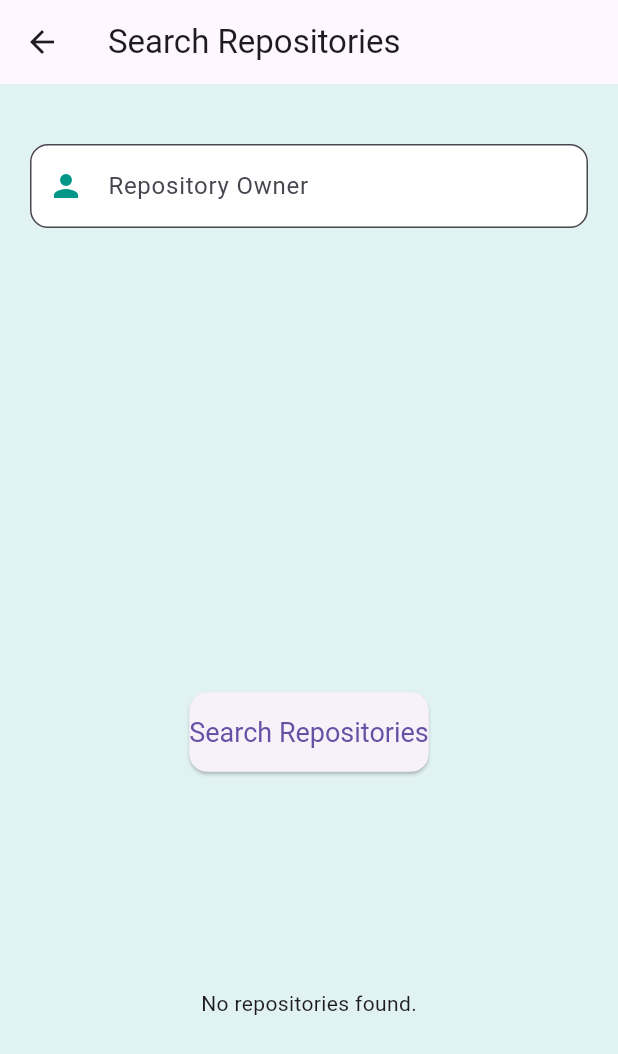
After one commit to BRL-TRAINEES/Github, a Flutter app: the screen it shows after launch, after a tap on the "search" icon, on a phone screen of 412 x 824 dp. The commit adds this screen. Shown: the top 1054 px of the screen. Run offline on Flutter 3.47's test engine with Material 3 defaults, Android fonts, the phone set to English and light mode, and no system bars; our stand-ins replace flutter_svg.

Commit message:
search screen

```diff
--- a/lib/screens/Repo.dart
+++ b/lib/screens/Repo.dart
@@ -19,7 +19,7 @@ class Repository {
   factory Repository.fromJson(Map<String, dynamic> json) {
     return Repository(
       name: json['name'],
-      description: json['description'] ?? 'No description',
+      description: json['description'],
       owner: json['owner']['login'],
       // htmlUrl: json['html_url'],
     );
--- a/lib/screens/home_screen.dart
+++ b/lib/screens/home_screen.dart
@@ -9,6 +9,7 @@ import 'package:github/screens/Issues_screen.dart';
 // import 'package:github/screens/Projects.dart';
 import 'package:github/screens/Pull_request_screen.dart';
 import 'package:github/screens/Repo.dart';
+import 'package:github/screens/search_screen.dart';
 // import 'package:github/screens/search_screen.dart';
 
 
@@ -31,19 +32,19 @@ class _HomeScreenState extends State<HomeScreen> {
             fontWeight: FontWeight.bold,
             fontSize: 30) ,),
 
-          // actions: [IconButton(
-          // icon: const Icon(Icons.search),
-          // onPressed: () {
-          //    Navigator.of(context).push(
-          //    MaterialPageRoute(builder: (context)=>const SearchScreen(),),
-          // );
-          // },
-          // iconSize: 30,
+          actions: [IconButton(
+          icon: const Icon(Icons.search),
+          onPressed: () {
+             Navigator.of(context).push(
+             MaterialPageRoute(builder: (context)=>const SearchScreen(),),
+          );
+          },
+          iconSize: 30,
 
-          //  )
+           )
 
 
-          // ],
+          ],
 
         ),
 
--- /dev/null
+++ b/lib/screens/search_screen.dart
@@ -0,0 +1,178 @@
+import 'dart:convert';
+import 'package:flutter/material.dart';
+import 'package:http/http.dart' as http;
+import 'package:url_launcher/url_launcher.dart';
+
+class Repository {
+  final String name;
+  final String description;
+  final String owner;
+  final String htmlUrl;
+
+  Repository({
+    required this.name,
+    required this.description,
+    required this.owner,
+    required this.htmlUrl,
+  });
+
+  factory Repository.fromJson(Map<String, dynamic> json) {
+    return Repository(
+      name: json['name'],
+      description: json['description'],
+      owner: json['owner']['login'],
+      htmlUrl: json['html_url'],
+    );
+  }
+}
+
+class GithubApi {
+  Future<List<Repository>> fetchRepositories(String owner) async {
+    final response = await http.get(Uri.parse('https://api.github.com/users/$owner/repos'));
+
+    if (response.statusCode == 200) {
+      List<dynamic> jsonResponse = json.decode(response.body);
+      return jsonResponse.map((repo) => Repository.fromJson(repo)).toList();
+    } else {
+      throw Exception('Failed to load repositories');
+    }
+  }
+}
+
+class SearchScreen extends StatefulWidget {
+  const SearchScreen({Key? key}) : super(key: key);
+
+  @override
+  State<SearchScreen> createState() => _SearchScreenState();
+}
+
+class _SearchScreenState extends State<SearchScreen> {
+  final TextEditingController ownerController = TextEditingController();
+  Future<List<Repository>>? futureRepositories;
+  List<String> suggestions = [];
+
+  void _searchRepositories(String query) {
+    if (query.isNotEmpty) {
+      GithubApi().fetchRepositories(query).then((repos) {
+        setState(() {
+          suggestions = repos.map((repo) => repo.name).toList();
+        });
+      }).catchError((_) {
+        setState(() {
+          suggestions = [];
+        });
+      });
+    } else {
+      setState(() {
+        suggestions = [];
+      });
+    }
+  }
+
+  @override
+  Widget build(BuildContext context) {
+    return Scaffold(
+      appBar: AppBar(title: const Text('Search Repositories')),
+      backgroundColor: Colors.teal[50],
+      body: Padding(
+        padding: const EdgeInsets.all(20.0),
+        child: Column(
+          children: [
+            const SizedBox(height: 20),
+            TextField(
+              controller: ownerController,
+              onChanged: _searchRepositories,
+              decoration: InputDecoration(
+                labelText: 'Repository Owner',
+                border: OutlineInputBorder(
+                  borderRadius: BorderRadius.circular(12.0),
+                  borderSide: const BorderSide(width: 2.5),
+                ),
+                prefixIcon: const Icon(Icons.person, color: Colors.teal),
+                filled: true,
+                fillColor: Colors.white,
+              ),
+            ),
+            const SizedBox(height: 20),
+            Expanded(
+              child: ListView.builder(
+                itemCount: suggestions.length,
+                itemBuilder: (context, index) {
+                  return ListTile(
+                    title: Text(suggestions[index]),
+                    onTap: () {
+                      ownerController.text = suggestions[index];
+                      setState(() {
+                        futureRepositories = GithubApi().fetchRepositories(suggestions[index]);
+                        suggestions = [];
+                      });
+                    },
+                  );
+                },
+              ),
+            ),
+            const SizedBox(height: 20),
+            ElevatedButton(
+              onPressed: () {
+                final owner = ownerController.text;
+                if (owner.isNotEmpty) {
+                  setState(() {
+                    futureRepositories = GithubApi().fetchRepositories(owner);
+                    suggestions = [];
+                  });
+                }
+              },
+              style: ElevatedButton.styleFrom(
+                padding: const EdgeInsets.symmetric(vertical: 16.0),
+                textStyle: const TextStyle(fontSize: 18),
+                shape: RoundedRectangleBorder(
+                  borderRadius: BorderRadius.circular(12.0),
+                ),
+              ),
+              child: const Text('Search Repositories'),
+            ),
+            const SizedBox(height: 20),
+            Expanded(
+              child: FutureBuilder<List<Repository>>(
+                future: futureRepositories,
+                builder: (context, snapshot) {
+                  if (snapshot.connectionState == ConnectionState.waiting) {
+                    return const Center(child: CircularProgressIndicator());
+                  } else if (snapshot.hasError) {
+                    return Center(child: Text('Error: ${snapshot.error}'));
+                  } else if (!snapshot.hasData || snapshot.data!.isEmpty) {
+                    return const Center(child: Text('No repositories found.'));
+                  }
+
+                  final repositories = snapshot.data!;
+                  return ListView.builder(
+                    itemCount: repositories.length,
+                    itemBuilder: (context, index) {
+                      final repo = repositories[index];
+                      return ListTile(
+                        title: Text(repo.name),
+                        subtitle: Text(repo.description),
+                        onTap: () {
+                          _launchURL(repo.htmlUrl);
+                        },
+                      );
+                    },
+                  );
+                },
+              ),
+            ),
+          ],
+        ),
+      ),
+    );
+  }
+
+  void _launchURL(String url) async {
+    final Uri uri = Uri.parse(url);
+    if (await canLaunchUrl(uri)) {
+      await launchUrl(uri);
+    } else {
+      throw 'Could not launch $url';
+    }
+  }
+}
```
Also changed, not shown: 1 other file.
